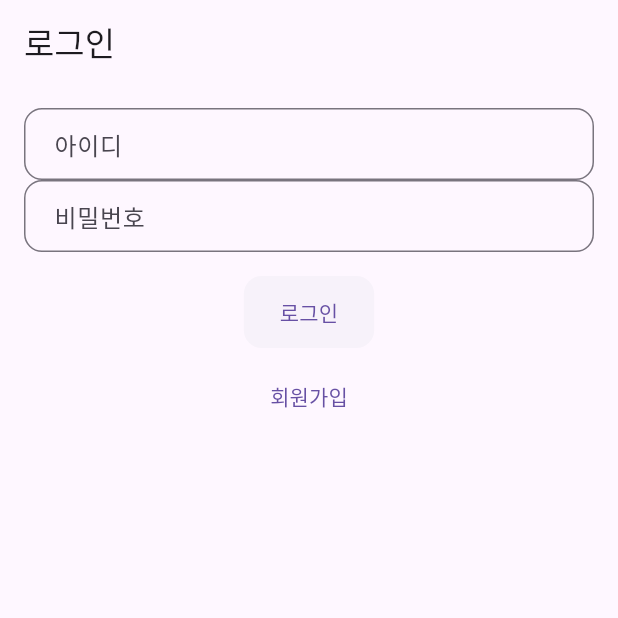
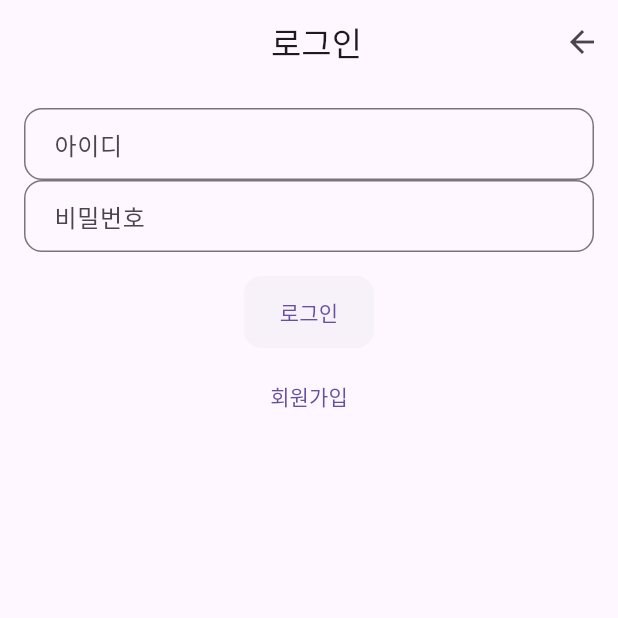
Before and after one commit to Kimjongwon1/ship_info_app-external_browser, a Flutter app: the LoginPage screen opened by its route, on a phone screen of 412 x 824 dp, the top half of it. Run offline on Flutter 3.47's test engine with Material 3 defaults, Android fonts, the light colour scheme and no system bars; our stand-ins replace flutter_riverpod, freezed_annotation, shared_preferences; missing offline and left inert: flutter_inappwebview, stomp_dart_client; accounts and stored records are empty; network calls fail.

Commit message:
ui수정

```diff
--- a/lib/main.dart
+++ b/lib/main.dart
@@ -13,7 +13,7 @@ void main() async {
   runApp(
     ProviderScope(
       child: MyApp(
-        initialRoute: token == null ? RoutePath.login : RoutePath.shipList,
+        initialRoute: RoutePath.shipList,
       ),
     ),
   );
--- a/lib/screen/auth/login_page.dart
+++ b/lib/screen/auth/login_page.dart
@@ -1,6 +1,6 @@
+import 'package:CHAT_SHIRE/screen/chat_room_list_page.dart';
 import 'package:flutter/material.dart';
 import 'package:flutter_riverpod/flutter_riverpod.dart';
-import 'package:CHAT_SHIRE/screen/chat_room_list_page.dart';
 
 import '../../provider/auth_provider.dart';
 import '../../widget/button.dart';
@@ -19,7 +19,21 @@ class LoginPage extends ConsumerWidget {
     return PopScope(
       canPop: false,
       child: Scaffold(
-        appBar: AppBar(title: const Text('로그인'),automaticallyImplyLeading: false),
+        appBar: AppBar(
+          title: const Padding(
+            padding: EdgeInsets.only(left: 10),
+            child: Text('로그인'),
+          ),
+          centerTitle: true,
+          automaticallyImplyLeading: false,
+          actions: [
+            IconButton(
+                icon: const Icon(Icons.arrow_back),
+                onPressed: () {
+                  Navigator.pop(context);
+                }),
+          ],
+        ),
         body: Padding(
           padding: const EdgeInsets.all(16),
           child: Column(
```
Also changed, not shown: lib/screen/chat_room_list_page.dart (+14 -12 lines), lib/screen/ship_list_page.dart (+54 -6 lines).
